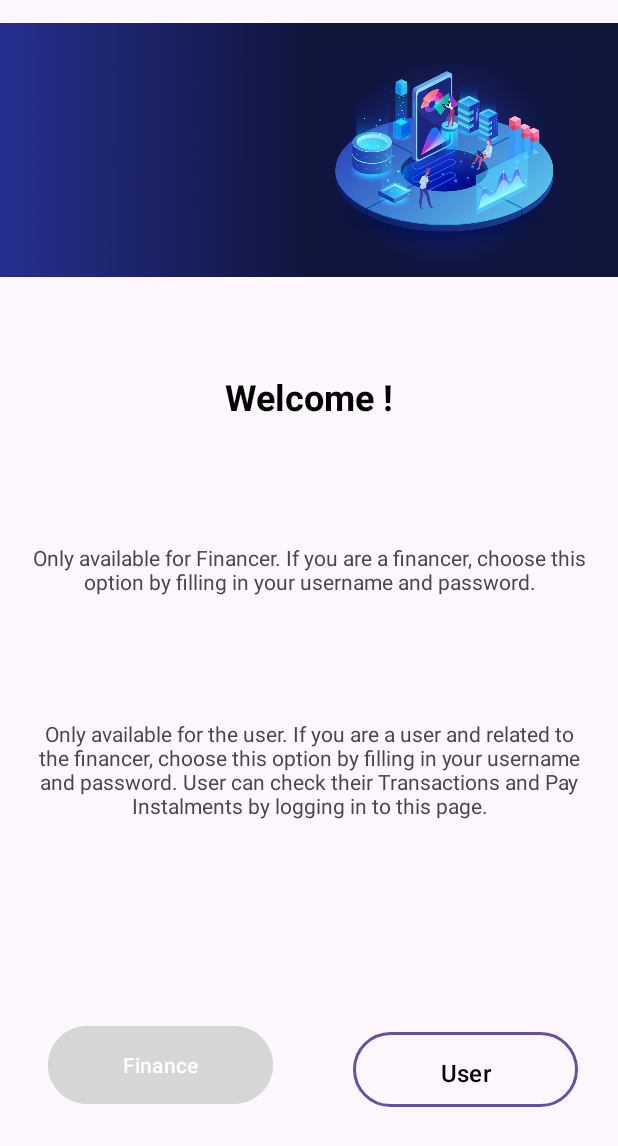
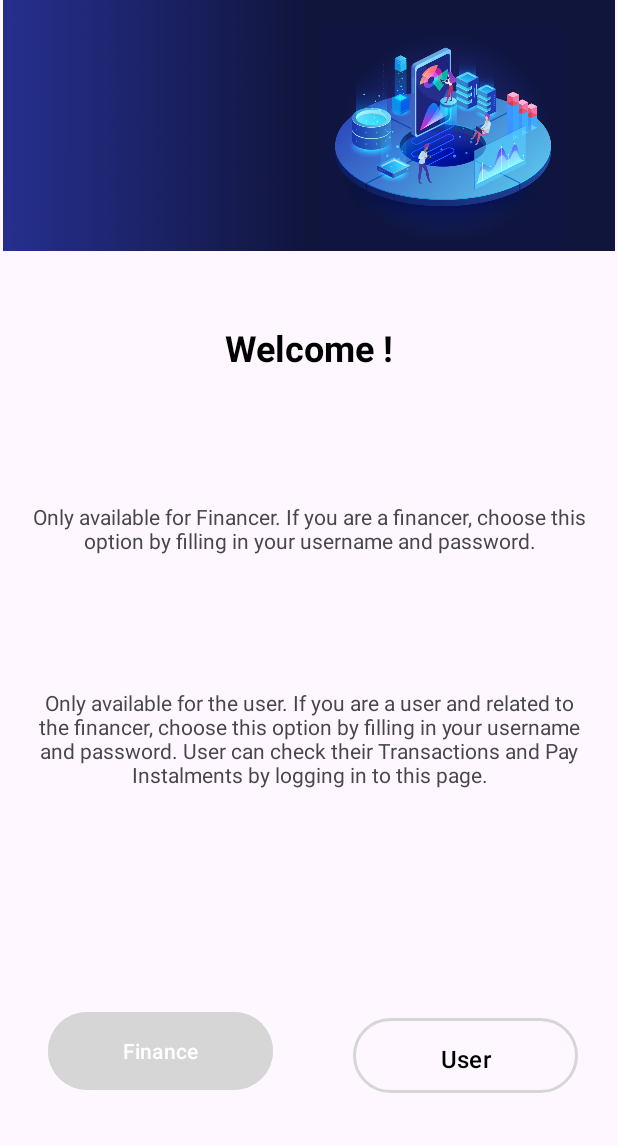
Before and after one commit to MayurJadhav1212/Mayuu, an Android app: the screen it shows after launch (WelcomeActivity), on a phone screen of 412 x 824 dp. Shown: the top 1146 px of the screen. Run offline under Robolectric (Android 15) with nearby library versions, the phone set to English and light mode, and no system bars.

Commit message:
Status bar

```diff
--- a/app/src/main/res/layout/activity_welcome.xml
+++ b/app/src/main/res/layout/activity_welcome.xml
@@ -10,7 +10,8 @@
     <ImageView
         android:id="@+id/logoImageView"
         android:layout_width="match_parent"
-        android:layout_height="200dp"
+        android:layout_height="167dp"
+        android:layout_marginTop="0dp"
         android:contentDescription="App Logo"
         android:src="@drawable/banner"
         app:layout_constraintEnd_toStartOf="parent"
--- a/app/src/main/res/values/themes.xml
+++ b/app/src/main/res/values/themes.xml
@@ -3,6 +3,7 @@
     <style name="Base.Theme.FundFlow" parent="Theme.Material3.DayNight.NoActionBar">
         <!-- Customize your light theme here. -->
         <!-- <item name="colorPrimary">@color/my_light_primary</item> -->
+        <item name="colorPrimary">@color/blue</item>
     </style>
 
     <style name="Theme.FundFlow" parent="Base.Theme.FundFlow" />
```
